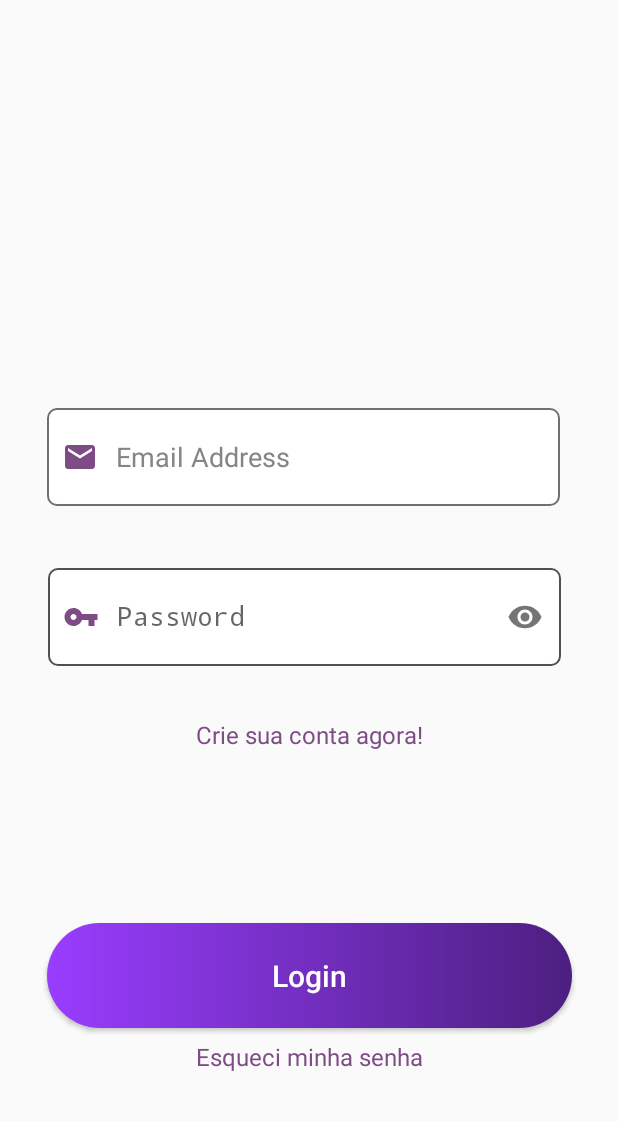
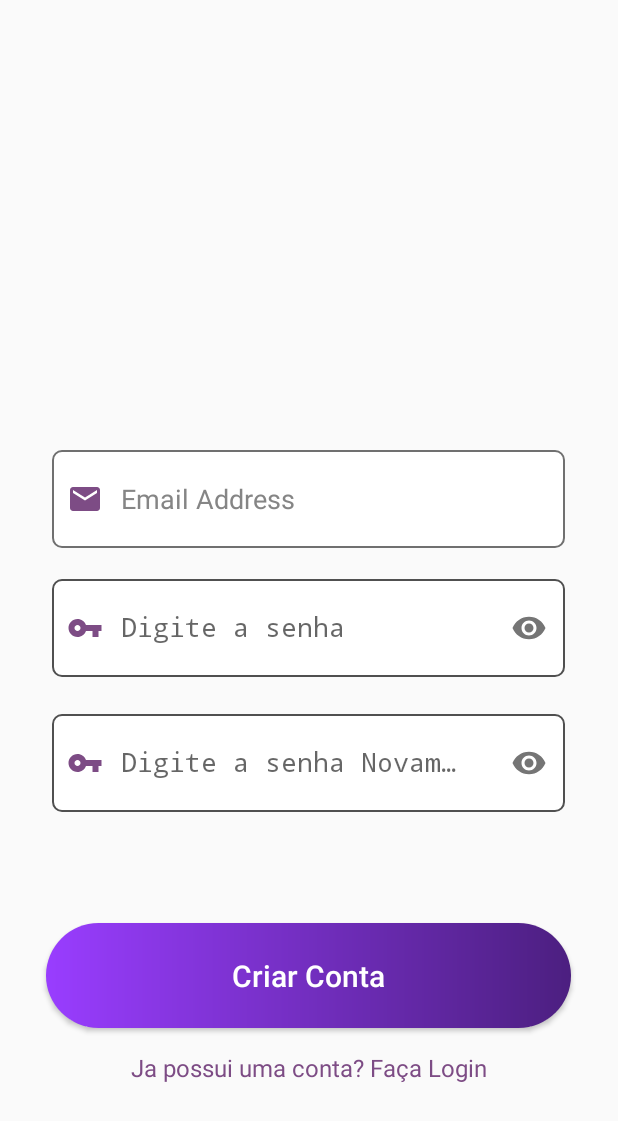
Before and after one commit to vDuduardo/XPCriativaApp, an Android app: the screen it shows after launch (LoginActivity before the commit, CreateAccountActivity after it), after a tap on "Crie sua conta agora!", on a phone screen of 412 x 824 dp. Shown: the top 1121 px of the screen. Run offline under Robolectric (Android 15) with nearby library versions, the phone set to English and light mode, and no system bars.

Commit message:
Add Create Account Screen

```diff
--- a/app/src/main/java/br/xpcriativa/app/LoginActivity.java
+++ b/app/src/main/java/br/xpcriativa/app/LoginActivity.java
@@ -9,9 +9,11 @@ import android.widget.Toast;
 import androidx.annotation.Nullable;
 import java.util.HashMap;
 
+import br.xpcriativa.app.database.Accounts;
+
 public class LoginActivity extends Activity {
 
-    HashMap<String, String> logins = new HashMap<>();
+
     private TextView createAccount;
     private TextView forgotPassword;
 
@@ -20,17 +22,16 @@ public class LoginActivity extends Activity {
         super.onCreate(savedInstanceState);
         setContentView(R.layout.activity_login);
 
-        createLogins();
+        Accounts logins = new Accounts();
         Button loginButton = findViewById(R.id.buttonLogin);
 
         loginButton.setOnClickListener(v -> {
             String email = ((TextView) findViewById(R.id.textBoxEmailLogin)).getText().toString();
             String password = ((TextView) findViewById(R.id.passwordField)).getText().toString();
-            String pwd = logins.getOrDefault(email, "");
 
             if(email.isEmpty() || password.isEmpty())
                 Toast.makeText(LoginActivity.this, "Insira um login ou senha válidos", Toast.LENGTH_SHORT).show();
-            else if(logins.containsKey(email) && password.equals(pwd)){
+            else if(logins.isValidLogin(email, password)){
                 Toast.makeText(LoginActivity.this, "Login Bem Sucedido", Toast.LENGTH_SHORT).show();
                 Intent intent = new Intent(this, MainActivity.class);
                 startActivity(intent);
@@ -42,25 +43,16 @@ public class LoginActivity extends Activity {
         createAccount = findViewById(R.id.textViewCreateAccount);
 
         createAccount.setOnClickListener(v -> {
-//            Intent intent = new Intent(this, CreateAccountActivity.class);
-            Toast.makeText(LoginActivity.this, "Ainda n tem tela de criar conta", Toast.LENGTH_SHORT).show();
+            Intent intent = new Intent(this, CreateAccountActivity.class);
+            startActivity(intent);
         });
 
         forgotPassword = findViewById(R.id.textViewRecoverAccount);
 
         forgotPassword.setOnClickListener(v -> {
-//            Intent intent = new Intent(this, CreateAccountActivity.class);
+//            Intent intent = new Intent(this, ForgotPasswordActivity.class);
+//            startActivity(intent);
             Toast.makeText(LoginActivity.this, "Ainda n tem tela de recuperar senha", Toast.LENGTH_SHORT).show();
         });
-
-
-    }
-
-    private void createLogins(){
-        logins.put("felipe@gmail.com", "123");
-        logins.put("dudu@gmail.com", "123");
-        logins.put("ulissera@gmail.com", "123");
-        logins.put("marco@gmail.com", "123");
-        logins.put("adm", "adm");
     }
 }
--- /dev/null
+++ b/app/src/main/java/br/xpcriativa/app/database/Accounts.java
@@ -0,0 +1,35 @@
+package br.xpcriativa.app.database;
+
+import java.util.HashMap;
+
+public class Accounts {
+    HashMap<String, String> logins;
+
+    public Accounts() {
+        this.logins = new HashMap<>();
+        createLogins();
+    }
+
+    private void createLogins(){
+        logins.put("felipe@gmail.com", "123");
+        logins.put("dudu@gmail.com", "123");
+        logins.put("ulissera@gmail.com", "123");
+        logins.put("marco@gmail.com", "123");
+        logins.put("adm", "adm");
+    }
+
+    public void insertLogin(String email, String password){
+        logins.put(email, password);
+    }
+
+    public boolean isValidLogin(String email, String password){
+        String pwd = logins.getOrDefault(email, "");
+        if(logins.containsKey(email) && password.equals(pwd))
+            return true;
+        return false;
+    }
+
+    public boolean hasLogin(String email){
+        return logins.containsKey(email);
+    }
+}
--- a/app/src/main/res/layout/activity_create_account.xml
+++ b/app/src/main/res/layout/activity_create_account.xml
@@ -11,7 +11,7 @@
         android:layout_width="342dp"
         android:layout_height="65dp"
         android:layout_centerHorizontal="true"
-        android:layout_marginTop="232dp"
+        android:layout_marginTop="300dp"
         android:background="@drawable/custom_textbox_login"
         android:drawableStart="@drawable/vector_email"
         android:drawablePadding="12dp"
@@ -27,6 +27,7 @@
         android:id="@+id/togglePasswordLayout"
         android:layout_width="342dp"
         android:layout_height="80dp"
+        android:layout_marginTop="10dp"
         android:layout_centerHorizontal="true"
         android:layout_below="@+id/textBoxEmailCreateAccount"
         app:passwordToggleEnabled="true">
@@ -51,6 +52,7 @@
         android:id="@+id/TogglePasswordLayout2"
         android:layout_width="342dp"
         android:layout_height="80dp"
+        android:layout_marginTop="10dp"
         android:layout_centerHorizontal="true"
         android:layout_below="@+id/togglePasswordLayout"
         app:passwordToggleEnabled="true">
@@ -85,4 +87,17 @@
 
     </Button>
 
+    <TextView
+        android:id="@+id/textViewCreateAccount"
+        android:layout_width="wrap_content"
+        android:layout_height="wrap_content"
+        android:text="@string/do_login"
+        android:textColor="@color/text_color_purple"
+        android:textSize="16dp"
+        android:layout_centerHorizontal="true"
+        android:layout_below="@id/buttonCreateAccount"
+        android:layout_marginTop="15dp">
+
+    </TextView>
+
 </RelativeLayout>
--- a/app/src/main/res/layout/activity_login.xml
+++ b/app/src/main/res/layout/activity_login.xml
@@ -1,7 +1,6 @@
 <?xml version="1.0" encoding="utf-8"?>
 <androidx.constraintlayout.widget.ConstraintLayout xmlns:android="http://schemas.android.com/apk/res/android"
     xmlns:app="http://schemas.android.com/apk/res-auto"
-    xmlns:tools="http://schemas.android.com/tools"
     android:layout_width="match_parent"
     android:layout_height="match_parent">
 
@@ -14,7 +13,7 @@
         android:background="@drawable/custom_button_login"
         android:text="@string/field_login"
         android:textAllCaps="false"
-        android:textColor="#FFFFFF"
+        android:textColor="@color/white"
         android:textSize="20sp"
         app:layout_constraintBottom_toBottomOf="parent"
         app:layout_constraintEnd_toEndOf="parent"
@@ -37,18 +36,18 @@
         android:inputType="textEmailAddress"
         android:paddingStart="10dp"
         android:textColor="@color/black"
-        android:textColorHint="#858585"
+        android:textColorHint="@color/gray_hint"
         app:layout_constraintEnd_toEndOf="parent"
         app:layout_constraintHorizontal_bias="0.449"
         app:layout_constraintStart_toStartOf="parent"
-        app:layout_constraintTop_toTopOf="parent" />
+        app:layout_constraintTop_toTopOf="parent"/>
 
     <TextView
         android:id="@+id/textViewCreateAccount"
         android:layout_width="wrap_content"
         android:layout_height="wrap_content"
         android:text="@string/string_create_account"
-        android:textColor="#7D4C85"
+        android:textColor="@color/text_color_purple"
         android:textSize="16dp"
         app:layout_constraintBottom_toTopOf="@+id/buttonLogin"
         app:layout_constraintEnd_toEndOf="parent"
@@ -61,7 +60,7 @@
         android:layout_width="wrap_content"
         android:layout_height="wrap_content"
         android:text="@string/string_pwd_recovery"
-        android:textColor="#7D4C85"
+        android:textColor="@color/text_color_purple"
         android:textSize="16dp"
         app:layout_constraintBottom_toBottomOf="parent"
         app:layout_constraintEnd_toEndOf="parent"
@@ -96,7 +95,7 @@
             android:inputType="textPassword"
             android:paddingStart="10dp"
             android:textColor="@color/black"
-            android:textColorHint="#858585" />
+            android:textColorHint="@color/gray_hint" />
     </com.google.android.material.textfield.TextInputLayout>
 
     <!--    <com.google.android.material.textfield.TextInputEditText-->
--- a/app/src/main/res/values/colors.xml
+++ b/app/src/main/res/values/colors.xml
@@ -6,6 +6,7 @@
     <color name="teal_200">#FF03DAC5</color>
     <color name="teal_700">#FF018786</color>
     <color name="black">#FF000000</color>
-    <color name="white">#FFFFFFFF</color>
+    <color name="white">#FFFFFF</color>
     <color name="gray_hint">#858585</color>
+    <color name="text_color_purple">#7D4C85</color>
 </resources>
--- a/app/src/main/res/values/strings.xml
+++ b/app/src/main/res/values/strings.xml
@@ -8,4 +8,5 @@
     <string name="repeat_password">Digite a senha Novamente</string>
     <string name="password">Digite a senha</string>
     <string name="create_account">Criar Conta</string>
+    <string name="do_login">Ja possui uma conta? Faça Login</string>
 </resources>
```
Also changed, not shown: app/src/main/java/br/xpcriativa/app/CreateAccountActivity.java (+25 -0 lines).
